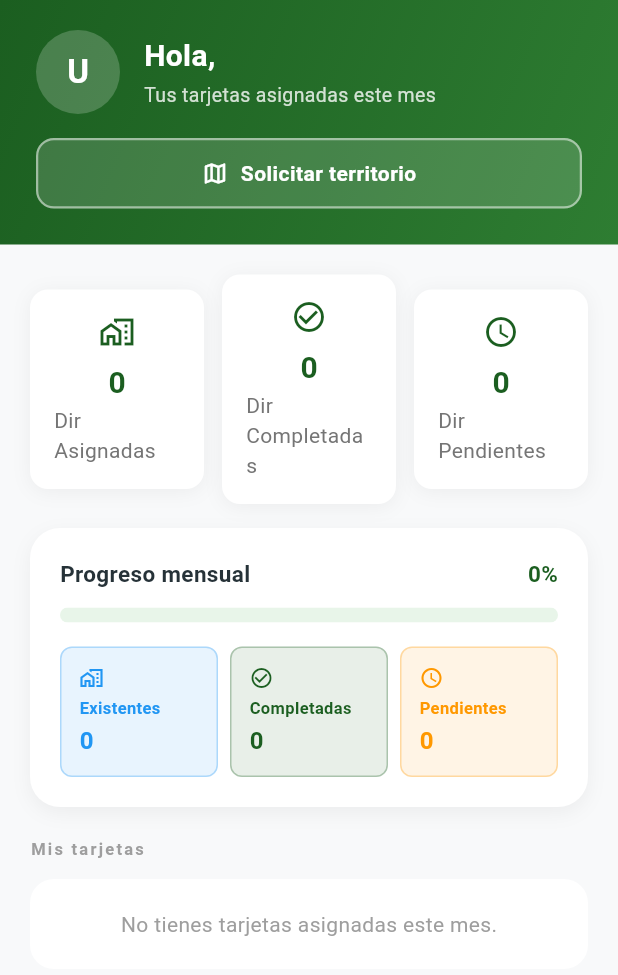
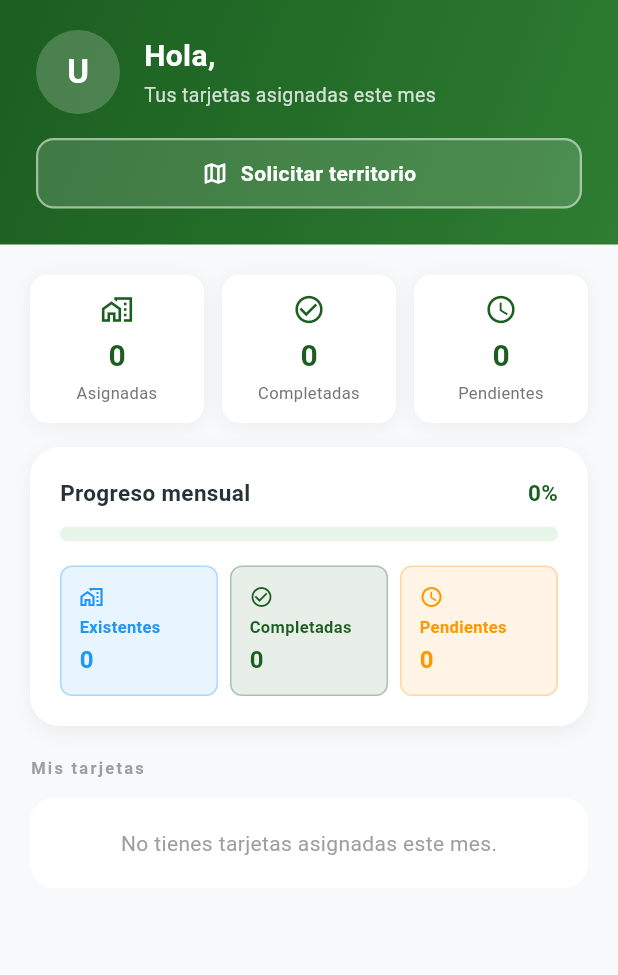
Before and after one commit to espanholaaraucariasur-dev/gestor-territorios, a Flutter app: the PublicadorTab screen opened directly with empty values, on a phone screen of 412 x 824 dp. Shown: the top 975 px of the screen. Run offline on Flutter 3.47's test engine with Material 3 defaults, Android fonts, the light colour scheme and no system bars; our stand-ins replace cloud_firestore, file_picker, firebase_auth, firebase_core, firebase_messaging, flutter_local_notifications and 4 more; accounts and stored records are empty.

Commit message:
fix: bug #16 #17 icono brujula y contadores publicador
- Icono: brujula verde con aguja roja/verde en todos los tamaños Android
- Contadores: texto centrado, fontSize 11, maxLines 2, sin overflow
- Titulos acortados: Asignadas / Completadas / Pendientes

```diff
--- a/lib/features/home/presentation/pages/publicador/publicador_tab.dart
+++ b/lib/features/home/presentation/pages/publicador/publicador_tab.dart
@@ -80,7 +80,7 @@ class _PublicadorTabState extends State<PublicadorTab> {
 
   Widget _statCard(String title, int value, IconData icon) {
     return Container(
-      padding: const EdgeInsets.all(16),
+      padding: const EdgeInsets.symmetric(horizontal: 8, vertical: 12),
       decoration: BoxDecoration(
         color: Colors.white,
         borderRadius: BorderRadius.circular(12),
@@ -93,9 +93,10 @@ class _PublicadorTabState extends State<PublicadorTab> {
         ],
       ),
       child: Column(
+        mainAxisSize: MainAxisSize.min,
         children: [
-          Icon(icon, color: const Color(0xFF1B5E20)),
-          const SizedBox(height: 8),
+          Icon(icon, color: const Color(0xFF1B5E20), size: 22),
+          const SizedBox(height: 6),
           Text(
             value.toString(),
             style: const TextStyle(
@@ -104,7 +105,17 @@ class _PublicadorTabState extends State<PublicadorTab> {
               color: Color(0xFF1B5E20),
             ),
           ),
-          Text(title, style: TextStyle(color: Colors.grey[600])),
+          const SizedBox(height: 2),
+          Text(
+            title,
+            style: TextStyle(
+              color: Colors.grey[600],
+              fontSize: 11,
+            ),
+            textAlign: TextAlign.center,
+            maxLines: 2,
+            overflow: TextOverflow.ellipsis,
+          ),
         ],
       ),
     );
@@ -1244,18 +1255,18 @@ class _PublicadorTabState extends State<PublicadorTab> {
                       return Row(
                         children: [
                           Expanded(
-                            child: _statCard('Dir Asignadas', totalDirAsignadas,
+                            child: _statCard('Asignadas', totalDirAsignadas,
                                 Icons.home_work_outlined),
                           ),
                           const SizedBox(width: 12),
                           Expanded(
-                            child: _statCard('Dir Completadas', completadas,
+                            child: _statCard('Completadas', completadas,
                                 Icons.check_circle_outline),
                           ),
                           const SizedBox(width: 12),
                           Expanded(
                             child: _statCard(
-                                'Dir Pendientes',
+                                'Pendientes',
                                 pendientes < 0 ? 0 : pendientes,
                                 Icons.schedule_outlined),
                           ),
```
Also changed, not shown: 5 other files.
